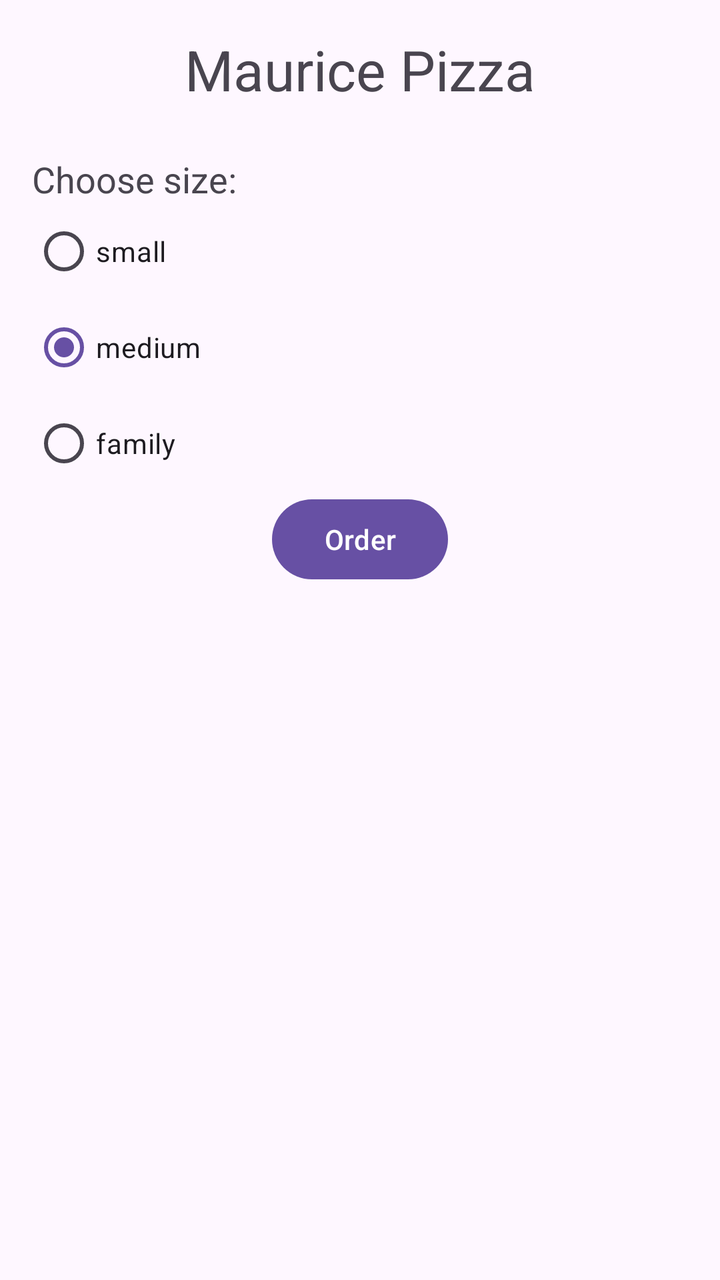
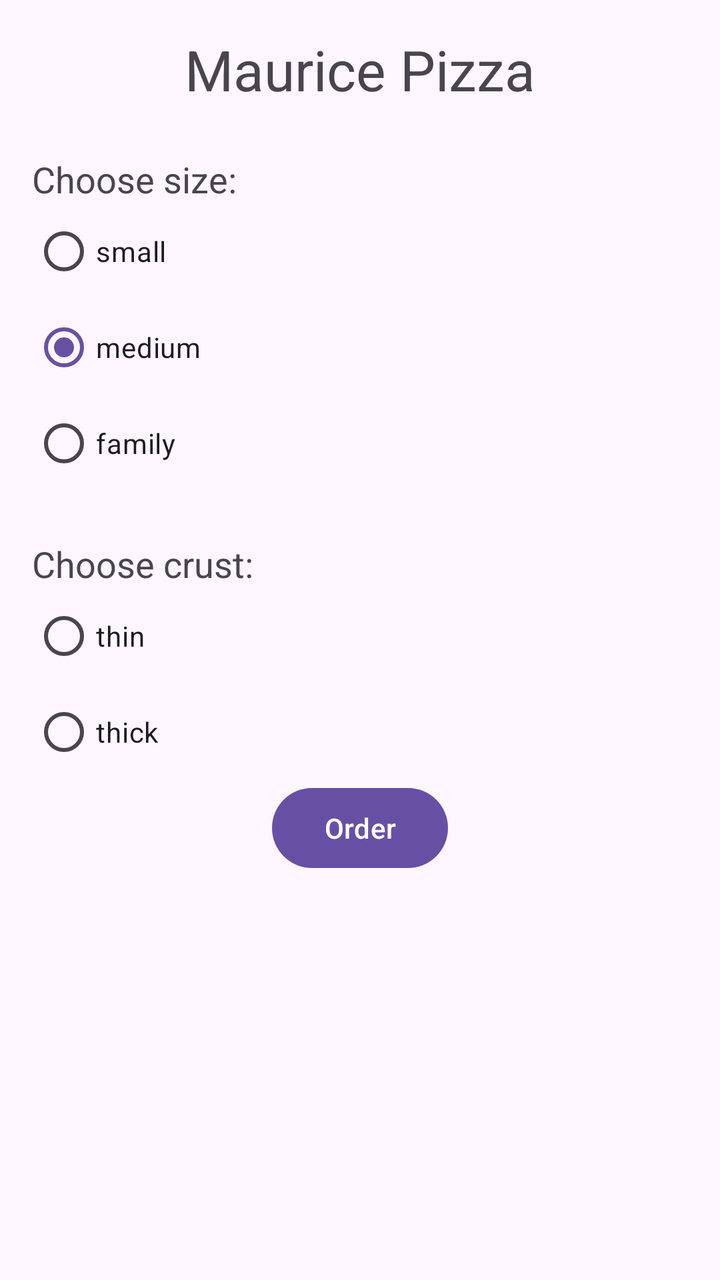

Screens rendered from an Android XML layout before and after an edit, with the pre-edit source and the edit as a unified diff.
<!-- AndroidManifest.xml: application theme Theme.PizzaOrder -->
<!-- res/layout/activity_main.xml -->
<?xml version="1.0" encoding="utf-8"?>
<LinearLayout xmlns:android="http://schemas.android.com/apk/res/android"
    android:id="@+id/main"
    android:layout_width="match_parent"
    android:layout_height="match_parent"
    android:orientation="vertical"
    android:padding="16dp">

    

    <TextView
        android:id="@+id/tvTitle"
        android:layout_width="match_parent"
        android:layout_height="wrap_content"
        android:text="Maurice Pizza"
        android:gravity="center"
        android:textSize="28dp"/>

    <TextView
        android:id="@+id/tvSizeLabel"
        android:layout_width="wrap_content"
        android:layout_height="wrap_content"
        android:layout_marginTop="24dp"
        android:text="Choose size:"
        android:textSize="18sp" />

    <RadioGroup
        android:id="@+id/rgSize"
        android:layout_width="match_parent"
        android:layout_height="wrap_content"
        android:orientation="vertical">

        <RadioButton
            android:id="@+id/rbSmall"
            android:layout_width="wrap_content"
            android:layout_height="wrap_content"
            android:text="small"/>

        <RadioButton
            android:id="@+id/rbMedium"
            android:layout_width="wrap_content"
            android:layout_height="wrap_content"
            android:text="medium"
            android:checked="true"/>

        <RadioButton
            android:id="@+id/rbLarge"
            android:layout_width="wrap_content"
            android:layout_height="wrap_content"
            android:text="family" />

    </RadioGroup>

    <Button
        android:id="@+id/btnOrder"
        android:layout_width="wrap_content"
        android:layout_height="wrap_content"
        android:text="Order"
        android:layout_gravity="center_horizontal"/>
</LinearLayout>
<!-- resources referenced by this layout -->
<resources>
  <style name="Theme.PizzaOrder" parent="Base.Theme.PizzaOrder" />
  <style name="Base.Theme.PizzaOrder" parent="Theme.Material3.DayNight.NoActionBar">
          
          
      </style>
</resources>

<!-- the commit's change to res/layout/activity_main.xml (unified diff, before → after) -->
@@ -51,6 +51,34 @@
 
     </RadioGroup>
 
+    <TextView
+        android:id="@+id/tvCrustLabel"
+        android:layout_width="wrap_content"
+        android:layout_height="wrap_content"
+        android:layout_marginTop="24dp"
+        android:text="Choose crust:"
+        android:textSize="18sp" />
+
+    <RadioGroup
+        android:id="@+id/rgCrust"
+        android:layout_width="match_parent"
+        android:layout_height="wrap_content"
+        android:orientation="vertical">
+
+        <RadioButton
+            android:id="@+id/rbThin"
+            android:layout_width="wrap_content"
+            android:layout_height="wrap_content"
+            android:text="thin"/>
+
+        <RadioButton
+            android:id="@+id/rbThick"
+            android:layout_width="wrap_content"
+            android:layout_height="wrap_content"
+            android:text="thick" />
+
+    </RadioGroup>
+
     <Button
         android:id="@+id/btnOrder"
         android:layout_width="wrap_content"
